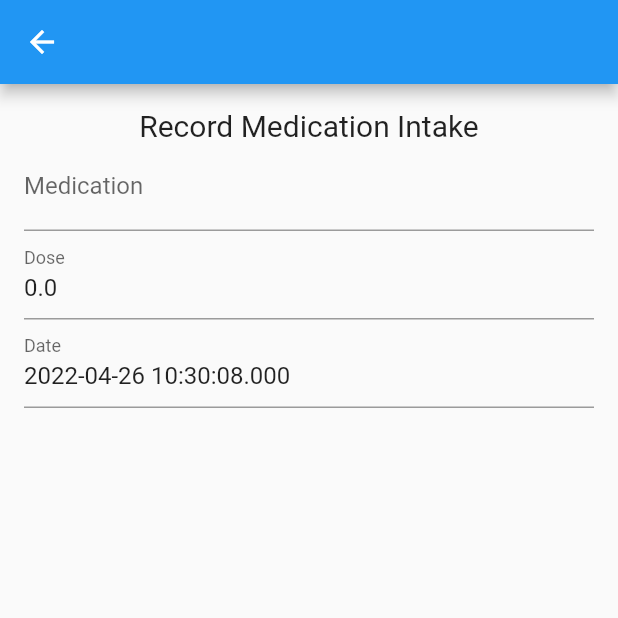
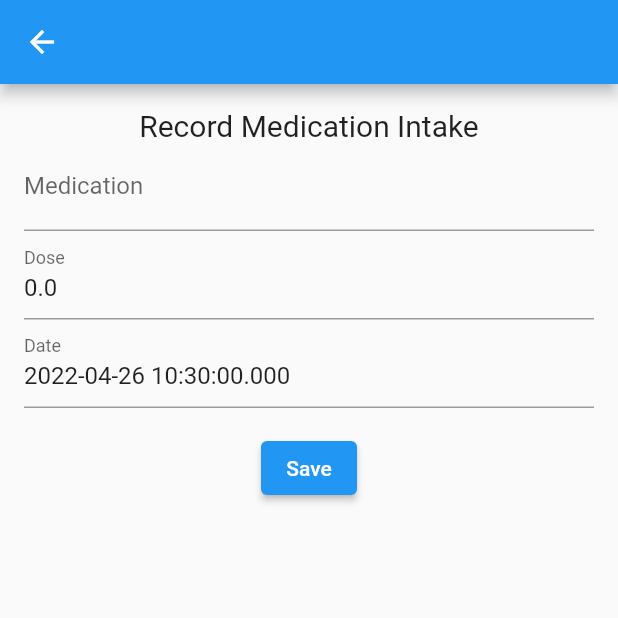
Before and after one commit to borohhov/mainor2022springApp, a Flutter app: the MedicationInputScreen screen opened by its route, on a phone screen of 412 x 824 dp, the top half of it. Run offline on Flutter 3.47's test engine with Material 2 defaults, Android fonts, the phone set to English and light mode, and no system bars.

Commit message:
Added input form and routes

```diff
--- a/lib/models/medication.dart
+++ b/lib/models/medication.dart
@@ -1,7 +1,7 @@
 
 class Medication {
-  final String title;
-  final double dosage;
+  String title;
+  double dosage;
 
   Medication(this.title, this.dosage);
 }
--- a/lib/widgets/medication_input_form.dart
+++ b/lib/widgets/medication_input_form.dart
@@ -1,5 +1,6 @@
 import 'package:flutter/cupertino.dart';
 import 'package:flutter/material.dart';
+import 'package:flutter/services.dart';
 import 'package:simple_meds/models/intake.dart';
 import 'package:simple_meds/models/medication.dart';
 
@@ -38,15 +39,28 @@ class _MedicationInputFormState extends State<MedicationInputForm> {
           TextField(
             decoration: InputDecoration(labelText: "Medication"),
             controller: medController,
+            onChanged: (newText) {
+              _intake.med.title = newText;
+            },
           ),
           TextField(
-            decoration: InputDecoration(labelText: "Dose"),
-            controller: doseController,
-          ),
+              decoration: InputDecoration(labelText: "Dose"),
+              controller: doseController,
+              keyboardType: TextInputType.number,
+              onChanged: (newText) {
+                _intake.med.dosage = double.parse(newText);
+              },
+              inputFormatters: [FilteringTextInputFormatter.allow(RegExp(r'^\d+\.?\d{0,2}'))]),
           TextField(
             decoration: InputDecoration(labelText: "Date"),
             controller: dateController,
           ),
+          Padding(
+            padding: const EdgeInsets.all(16.0),
+            child: ElevatedButton(child: Text("Save"),onPressed: () {
+              Navigator.pop(context, _intake);
+            },),
+          )
         ],
       ),
     );
```
Also changed, not shown: lib/screens/medications_list_screen.dart (+24 -7 lines), lib/widgets/meds_list.dart (+8 -2 lines).
